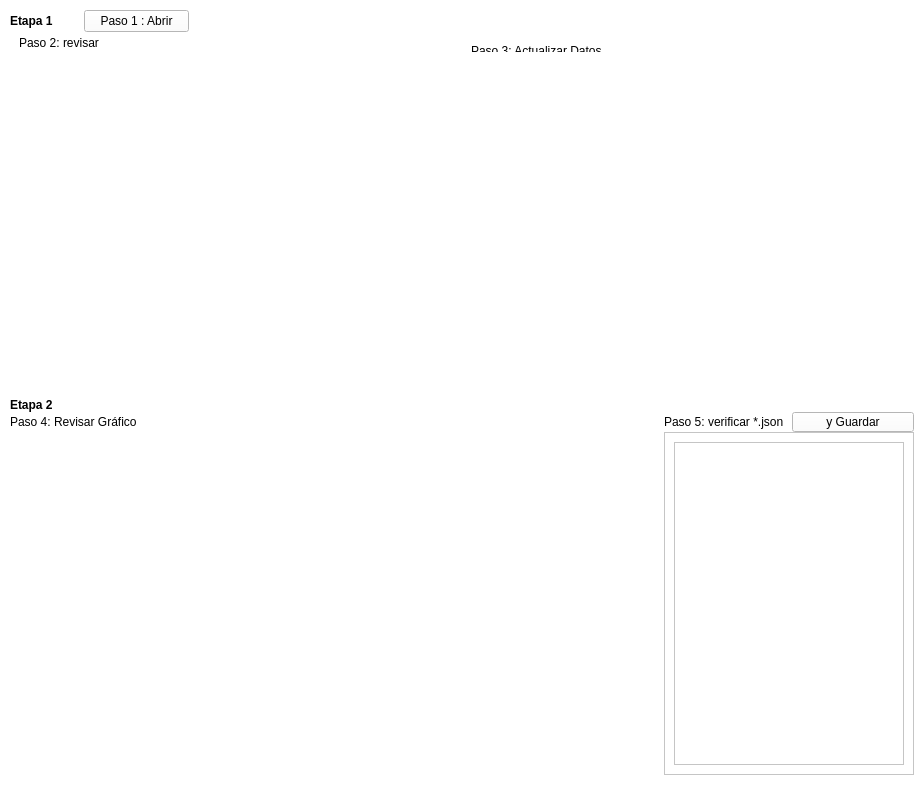
Debaq/Fullaxis, file Software/development/Form/transform.ui: the form before one commit.
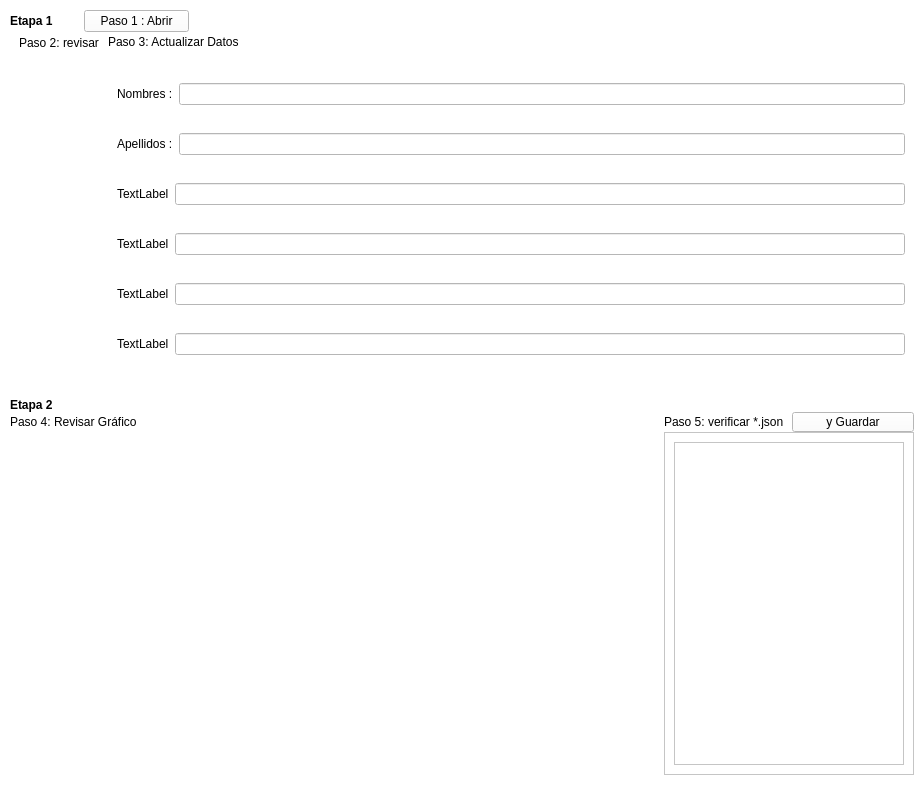
The form after the commit.

Patch:
```diff
--- a/Software/development/Form/transform.ui
+++ b/Software/development/Form/transform.ui
@@ -254,6 +254,21 @@
              </size>
             </property>
             <layout class="QHBoxLayout" name="horizontalLayout_6">
+             <property name="spacing">
+              <number>0</number>
+             </property>
+             <property name="leftMargin">
+              <number>0</number>
+             </property>
+             <property name="topMargin">
+              <number>0</number>
+             </property>
+             <property name="rightMargin">
+              <number>0</number>
+             </property>
+             <property name="bottomMargin">
+              <number>0</number>
+             </property>
              <item>
               <widget class="QLabel" name="label_6">
                <property name="minimumSize">
@@ -278,7 +293,92 @@
           </item>
           <item>
            <widget class="QFrame" name="verticalFrame">
-            <layout class="QVBoxLayout" name="verticalLayout_11"/>
+            <layout class="QVBoxLayout" name="verticalLayout_11">
+             <item>
+              <layout class="QHBoxLayout" name="horizontalLayout_12">
+               <item>
+                <widget class="QLabel" name="label_7">
+                 <property name="text">
+                  <string>Nombres :</string>
+                 </property>
+                </widget>
+               </item>
+               <item>
+                <widget class="QLineEdit" name="lineEdit"/>
+               </item>
+              </layout>
+             </item>
+             <item>
+              <layout class="QHBoxLayout" name="horizontalLayout_13">
+               <item>
+                <widget class="QLabel" name="label_8">
+                 <property name="text">
+                  <string>Apellidos :</string>
+                 </property>
+                </widget>
+               </item>
+               <item>
+                <widget class="QLineEdit" name="lineEdit_2"/>
+               </item>
+              </layout>
+             </item>
+             <item>
+              <layout class="QHBoxLayout" name="horizontalLayout_16">
+               <item>
+                <widget class="QLabel" name="label_9">
+                 <property name="text">
+                  <string>TextLabel</string>
+                 </property>
+                </widget>
+               </item>
+               <item>
+                <widget class="QLineEdit" name="lineEdit_3"/>
+               </item>
+              </layout>
+             </item>
+             <item>
+              <layout class="QHBoxLayout" name="horizontalLayout_15">
+               <item>
+                <widget class="QLabel" name="label_10">
+                 <property name="text">
+                  <string>TextLabel</string>
+                 </property>
+                </widget>
+               </item>
+               <item>
+                <widget class="QLineEdit" name="lineEdit_4"/>
+               </item>
+              </layout>
+             </item>
+             <item>
+              <layout class="QHBoxLayout" name="horizontalLayout_14">
+               <item>
+                <widget class="QLabel" name="label_11">
+                 <property name="text">
+                  <string>TextLabel</string>
+                 </property>
+                </widget>
+               </item>
+               <item>
+                <widget class="QLineEdit" name="lineEdit_5"/>
+               </item>
+              </layout>
+             </item>
+             <item>
+              <layout class="QHBoxLayout" name="horizontalLayout_11">
+               <item>
+                <widget class="QLabel" name="label_12">
+                 <property name="text">
+                  <string>TextLabel</string>
+                 </property>
+                </widget>
+               </item>
+               <item>
+                <widget class="QLineEdit" name="lineEdit_6"/>
+               </item>
+              </layout>
+             </item>
+            </layout>
            </widget>
           </item>
          </layout>
```
